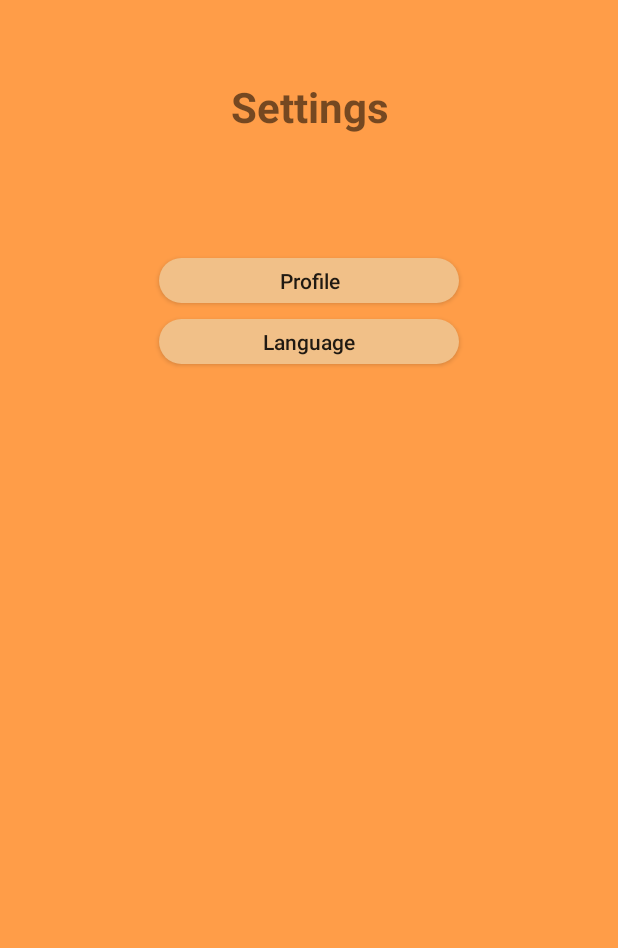
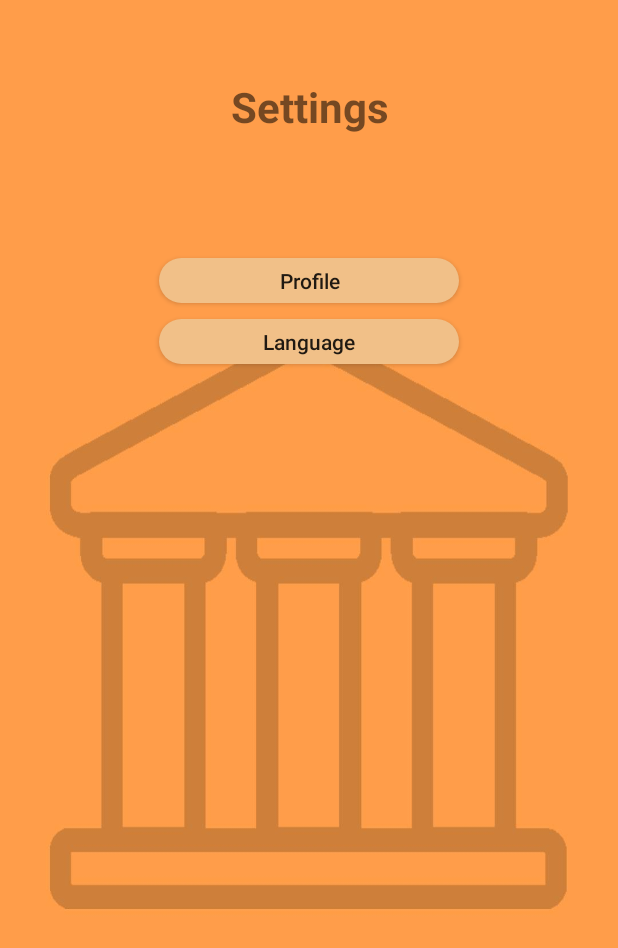
Before and after one commit to NaamaKessler/hackathon, an Android app: the SettingsActivity screen opened directly, with no data from a screen before it, on a phone screen of 412 x 824 dp. Shown: the top 948 px of the screen. Run offline under Robolectric (Android 15) with nearby library versions, the phone set to English and light mode, and no system bars.

```diff
--- a/app/src/main/res/layout/activity_settings.xml
+++ b/app/src/main/res/layout/activity_settings.xml
@@ -4,7 +4,7 @@
     xmlns:tools="http://schemas.android.com/tools"
     android:layout_width="match_parent"
     android:layout_height="match_parent"
-    android:background="@color/orangelight"
+    android:background="@drawable/backg2"
     tools:context=".SettingsActivity">
 
     <!--Title-->
```
Also changed, not shown: app/src/main/res/drawable-hdpi/backg1.jpg (added), app/src/main/res/drawable-hdpi/backg2.jpg (added).
